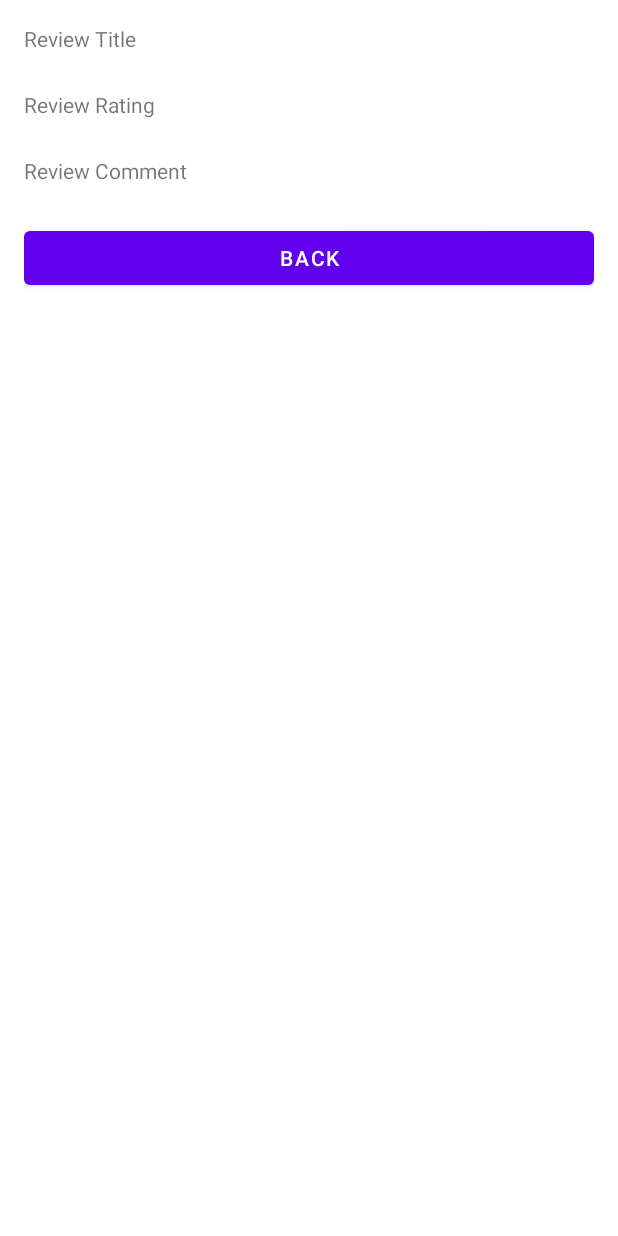
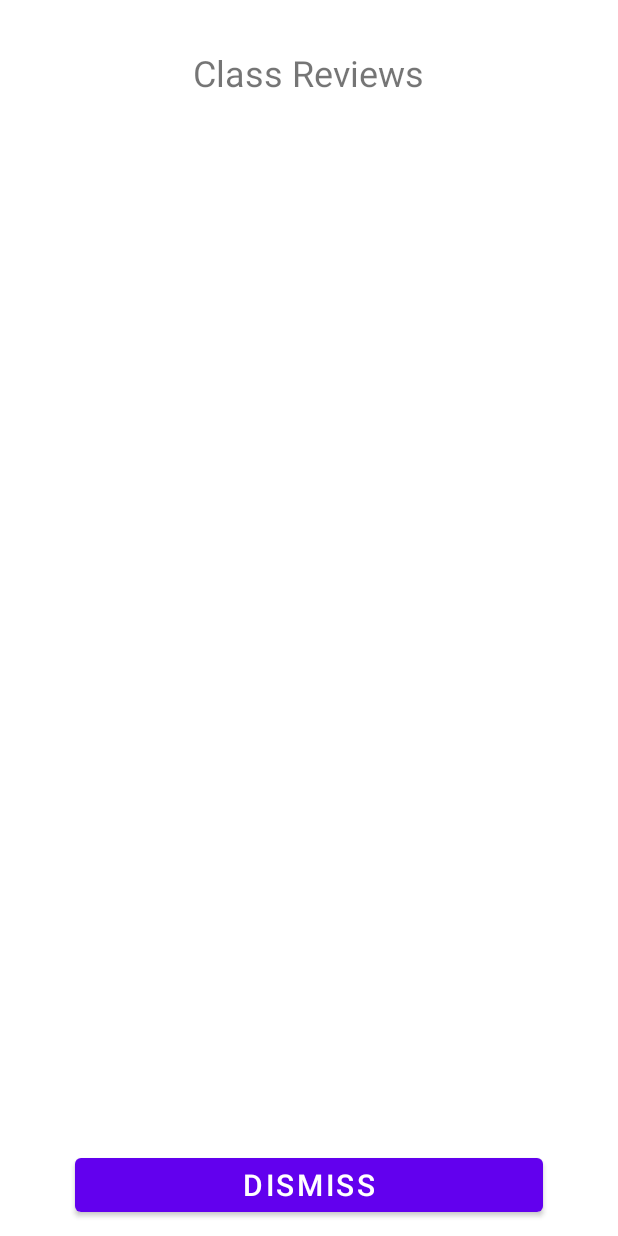
Before and after one commit to jhiltonjones/GSU_app, an Android app: the FeedbackActivity screen opened directly, with no data from a screen before it, after a tap on "SUBMIT", on a phone screen of 412 x 824 dp. Run offline under Robolectric (Android 15) with nearby library versions, the phone set to English and light mode, and no system bars; our stand-ins replace Firebase (no records; nobody signed in at launch, a user with empty details on screens opened directly).

Commit message:
Updated with all feedback review stored

```diff
--- a/app/src/main/java/com/example/studentfeedbackapp/FeedbackActivity.kt
+++ b/app/src/main/java/com/example/studentfeedbackapp/FeedbackActivity.kt
@@ -8,10 +8,10 @@ import android.widget.Button
 import android.widget.EditText
 import android.widget.RatingBar
 import androidx.appcompat.app.AppCompatActivity
+import com.google.firebase.firestore.FieldValue
 import com.google.firebase.firestore.FirebaseFirestore
 
 class FeedbackActivity : AppCompatActivity() {
-
 
     private lateinit var reviewTitleEditText: EditText
     private lateinit var reviewRatingBar: RatingBar
@@ -19,10 +19,8 @@ class FeedbackActivity : AppCompatActivity() {
     private lateinit var submitButton: Button
 
     override fun onCreate(savedInstanceState: Bundle?) {
-
         super.onCreate(savedInstanceState)
         setContentView(R.layout.activity_feedback)
-
 
         reviewTitleEditText = findViewById(R.id.title_edittext)
         reviewRatingBar = findViewById(R.id.ratingbar)
@@ -34,8 +32,8 @@ class FeedbackActivity : AppCompatActivity() {
             val reviewRating = reviewRatingBar.rating
             val reviewComment = reviewEditText.text.toString()
 
-            // Save data to Firebase
-            saveFireStore(reviewComment)
+            // Save data to Firestore
+            saveFirestore(reviewTitle, reviewRating, reviewComment)
 
             // Pass data to FeedbackPage activity
             val intent = Intent(this, FeedbackPage::class.java).apply {
@@ -45,34 +43,38 @@ class FeedbackActivity : AppCompatActivity() {
             }
             startActivity(intent)
         }
+    }
 
+    private fun saveFirestore(reviewTitle: String, reviewRating: Float, reviewComment: String) {
+        val studentID ="002551307"
+        val db = FirebaseFirestore.getInstance()
 
-    }
-    fun saveFireStore(commentsText:String){
-
-        val studentID ="002551307"
-        val reviewTitle = reviewTitleEditText.text.toString()
-        val reviewRating = reviewRatingBar.rating.toString()
-        val reviewComment = reviewEditText.text.toString()
-
-        val db = FirebaseFirestore.getInstance()
-        val map: HashMap<String, String> = hashMapOf(
+        val reviewMap: HashMap<String, Any> = hashMapOf(
             "Title" to reviewTitle,
             "Rating" to reviewRating,
             "Comment" to reviewComment,
-            "StudentID" to studentID
+            "StudentID" to studentID,
+            "Timestamp" to FieldValue.serverTimestamp()
         )
 
         val className = "Psychology"
 
-        db.collection("Classes").document(className).collection(className+"Review").document(studentID)
-            .set(map)
+        db.collection("Classes").document(className)
+            .collection("Reviews").document()
+            .set(reviewMap)
             .addOnSuccessListener {
-                Toast.makeText(this@FeedbackActivity,"record added Successfully",Toast.LENGTH_SHORT).show()
+                Toast.makeText(
+                    this@FeedbackActivity,
+                    "Record added successfully",
+                    Toast.LENGTH_SHORT
+                ).show()
             }
-            .addOnFailureListener{
-                Toast.makeText(this@FeedbackActivity,"record Failed to add",Toast.LENGTH_SHORT).show()
+            .addOnFailureListener {
+                Toast.makeText(
+                    this@FeedbackActivity,
+                    "Failed to add record",
+                    Toast.LENGTH_SHORT
+                ).show()
             }
-
     }
 }
--- a/app/src/main/java/com/example/studentfeedbackapp/FeedbackPage.kt
+++ b/app/src/main/java/com/example/studentfeedbackapp/FeedbackPage.kt
@@ -1,64 +1,67 @@
 package com.example.studentfeedbackapp
+
 
 import android.content.Intent
 import android.os.Bundle
+import android.util.Log
 import android.widget.Button
-import android.widget.EditText
+import android.widget.LinearLayout
 import android.widget.TextView
 import androidx.appcompat.app.AppCompatActivity
+import androidx.core.content.ContextCompat.startActivity
+import com.google.firebase.firestore.FirebaseFirestore
 import com.google.firebase.firestore.ktx.firestore
 import com.google.firebase.ktx.Firebase
 
+class FeedbackPage : AppCompatActivity() {
 
-class FeedbackPage : AppCompatActivity() {
-        private lateinit var reviewTitleEditText: TextView
-        private lateinit var reviewRatingBar: TextView
-        private lateinit var reviewEditText: TextView
-        private lateinit var backButton: Button
+    private lateinit var reviewsLinearLayout: LinearLayout
 
     override fun onCreate(savedInstanceState: Bundle?) {
         super.onCreate(savedInstanceState)
         setContentView(R.layout.view_feedback_page)
 
-            val db = Firebase.firestore
+        val dismissButton = findViewById<Button>(R.id.button_dismiss)
 
-            // Initialize views
-            reviewTitleEditText = findViewById(R.id.review_title_textview)
-            reviewRatingBar = findViewById(R.id.review_rating_textview)
-            reviewEditText = findViewById(R.id.review_comment_textview)
-            backButton = findViewById(R.id.back_button)
+        reviewsLinearLayout = findViewById(R.id.reviews_linearlayout)
 
-            // Get student ID and class name
-            val studentID = "002551307"
+        dismissButton.setOnClickListener {
+            val intent = Intent(this, ThankYouActivity::class.java)
+            startActivity(intent)
+        }
+
+
+
+        getReviewsFromFirestore()
+    }
+
+    private fun getReviewsFromFirestore() {
+        val db = FirebaseFirestore.getInstance()
         val className = "Psychology"
 
-            // Retrieve data from Firestore
-            db.collection("Classes").document(className).collection(className + "Review").document(studentID)
+        db.collection("Classes").document(className).collection("Reviews")
             .get()
-                .addOnSuccessListener { document ->
-                    if (document.exists()) {
-                        // Get data from Firestore document
+            .addOnSuccessListener { result ->
+                for (document in result) {
                     val reviewTitle = document.getString("Title")
-                        val reviewRating = document.getString("Rating")
+                    val reviewRating = document.getDouble("Rating")
                     val reviewComment = document.getString("Comment")
 
-                        // Set data to text views
-                        reviewTitleEditText.text = reviewTitle
-                        reviewRatingBar.text = reviewRating
-                        reviewEditText.text = reviewComment
-                    } else {
-                        // Handle the case where the document does not exist
-                        // ...
+                    // Create a new TextView to display the review
+                    val reviewTextView = TextView(this)
+                    reviewTextView.text = "$reviewTitle\nRating: $reviewRating\n$reviewComment"
+                    reviewTextView.textSize = 16f
+
+                    // Add the TextView to the LinearLayout
+                    reviewsLinearLayout.addView(reviewTextView)
                 }
             }
             .addOnFailureListener { exception ->
-                    // Handle any errors
-                    // ...
+                Log.d(TAG, "Error getting reviews: ", exception)
+            }
     }
 
-            backButton.setOnClickListener {
-                val intent = Intent(this, ThankYouActivity::class.java)
-                startActivity(intent)
+    companion object {
+        private const val TAG = "FeedbackPage"
     }
 }
-    }
--- a/app/src/main/res/layout/first_page.xml
+++ b/app/src/main/res/layout/first_page.xml
@@ -8,7 +8,6 @@
     <Button
         android:id="@+id/btn_write_review"
         android:layout_width="wrap_content"
-
         android:layout_height="wrap_content"
         android:text="Write a Review"
         android:textSize="20sp"
@@ -17,7 +16,6 @@
     <Button
         android:id="@+id/btn_edit_review"
         android:layout_width="wrap_content"
-
         android:layout_height="wrap_content"
         android:layout_marginTop="32dp"
         android:text="Edit Review"
@@ -26,7 +24,6 @@
     <Button
         android:id="@+id/btn_view_review"
         android:layout_width="wrap_content"
-
         android:layout_height="wrap_content"
         android:text="View Reviews"
         android:textSize="20sp"
--- a/app/src/main/res/layout/view_feedback_page.xml
+++ b/app/src/main/res/layout/view_feedback_page.xml
@@ -1,51 +1,47 @@
 <?xml version="1.0" encoding="utf-8"?>
-
-<LinearLayout xmlns:android="http://schemas.android.com/apk/res/android"
-    android:orientation="vertical"
+<RelativeLayout xmlns:android="http://schemas.android.com/apk/res/android"
     android:layout_width="match_parent"
-    android:layout_height="match_parent"
-    android:padding="16dp">
+    android:layout_height="match_parent">
 
     <TextView
-        android:id="@+id/review_title_label"
+        android:id="@+id/title_textview"
+        android:layout_width="wrap_content"
+        android:layout_height="wrap_content"
+        android:layout_centerHorizontal="true"
+        android:layout_marginTop="32dp"
+        android:text="Class Reviews"
+        android:textSize="24sp" />
+
+    <ScrollView
+        android:id="@+id/scrollview"
         android:layout_width="match_parent"
-        android:layout_height="wrap_content"
-        android:text="Review Title" />
+        android:layout_height="match_parent"
+        android:contentDescription="@string/scrollview_description">
 
-    <TextView
-        android:id="@+id/review_title_textview"
-        android:layout_width="match_parent"
-        android:layout_height="wrap_content"
-        android:textSize="18sp" />
+        <!-- Other elements inside ScrollView -->
 
-    <TextView
-        android:id="@+id/review_rating_label"
-        android:layout_width="match_parent"
-        android:layout_height="wrap_content"
-        android:text="Review Rating" />
 
-    <TextView
-        android:id="@+id/review_rating_textview"
-        android:layout_width="match_parent"
-        android:layout_height="wrap_content"
-        android:textSize="18sp" />
 
-    <TextView
-        android:id="@+id/review_comment_label"
-        android:layout_width="match_parent"
-        android:layout_height="wrap_content"
-        android:text="Review Comment" />
 
-    <TextView
-        android:id="@+id/review_comment_textview"
-        android:layout_width="match_parent"
-        android:layout_height="wrap_content"
-        android:textSize="18sp" />
+    <LinearLayout
+            android:id="@+id/reviews_linearlayout"
+            android:layout_width="match_parent"
+            android:layout_height="wrap_content"
+            android:orientation="vertical" />
+
+    </ScrollView>
 
     <Button
-        android:id="@+id/back_button"
-        android:layout_width="match_parent"
+        android:id="@+id/button_dismiss"
+        android:layout_width="wrap_content"
         android:layout_height="wrap_content"
-        android:text="Back" />
+        android:layout_alignParentStart="true"
+        android:layout_alignParentEnd="true"
+        android:layout_alignParentBottom="true"
+        android:layout_marginStart="50dp"
+        android:layout_marginEnd="50dp"
+        android:layout_marginBottom="10dp"
+        android:text="Dismiss"
+        android:textSize="20sp" />
 
-</LinearLayout>
+</RelativeLayout>
--- a/app/src/main/res/values/strings.xml
+++ b/app/src/main/res/values/strings.xml
@@ -6,8 +6,11 @@
     <string name="second_fragment_label">Second Fragment</string>
     <string name="next">Next</string>
     <string name="previous">Previous</string>
+    <string name="scrollview_description">Scrollable view of reviews</string>
+
 
     <string name="hello_first_fragment">Hello first fragment</string>
     <string name="hello_second_fragment">Hello second fragment. Arg: %1$s</string>
     <string name="feedback_activity_title">1</string>
+    <string name="dismiss">Dismiss</string>
 </resources>
```
Lines whose indentation alone changed are shown as unchanged.
